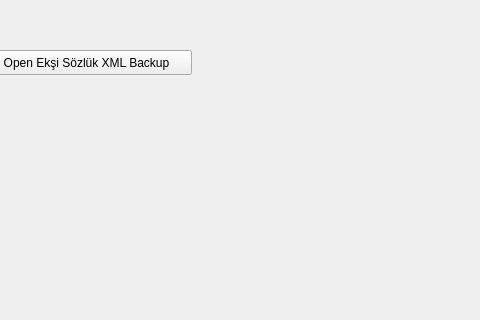
Qt form eksixml.ui (maidis/eksi-sozluk-xml-converter) before a commit; both pictures show x 479 to 959 and y 0 to 320 of the 959 by 657 pixel window.
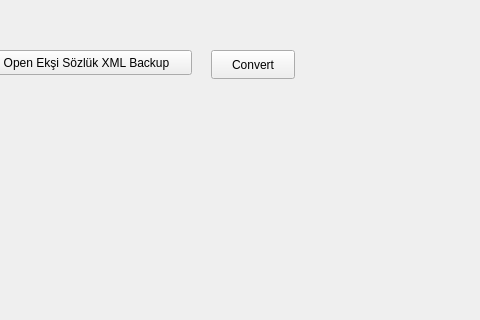
The same form after that commit.

Commit message: make gui suck less

What changed in the file:
```diff
--- a/eksixml.ui
+++ b/eksixml.ui
@@ -37,6 +37,19 @@
      <string>Open Ekşi Sözlük XML Backup</string>
     </property>
    </widget>
+   <widget class="QPushButton" name="pushButton">
+    <property name="geometry">
+     <rect>
+      <x>690</x>
+      <y>50</y>
+      <width>84</width>
+      <height>29</height>
+     </rect>
+    </property>
+    <property name="text">
+     <string>Convert</string>
+    </property>
+   </widget>
   </widget>
   <widget class="QStatusBar" name="statusBar"/>
  </widget>
```
The commit also changes 3 other files.
